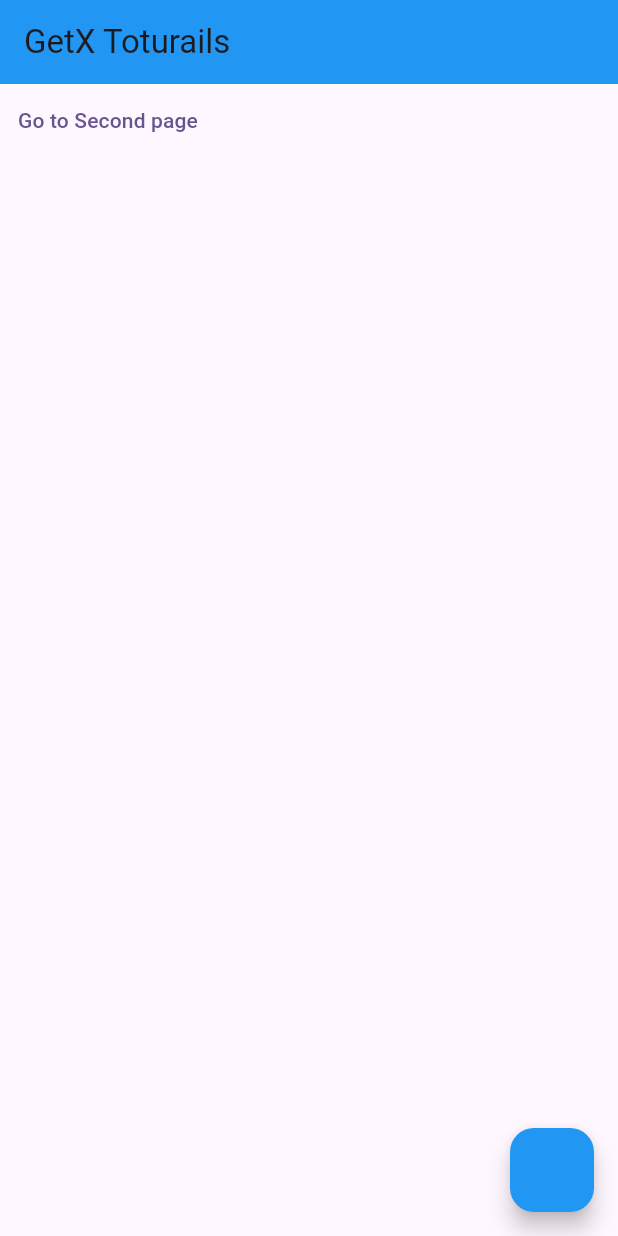
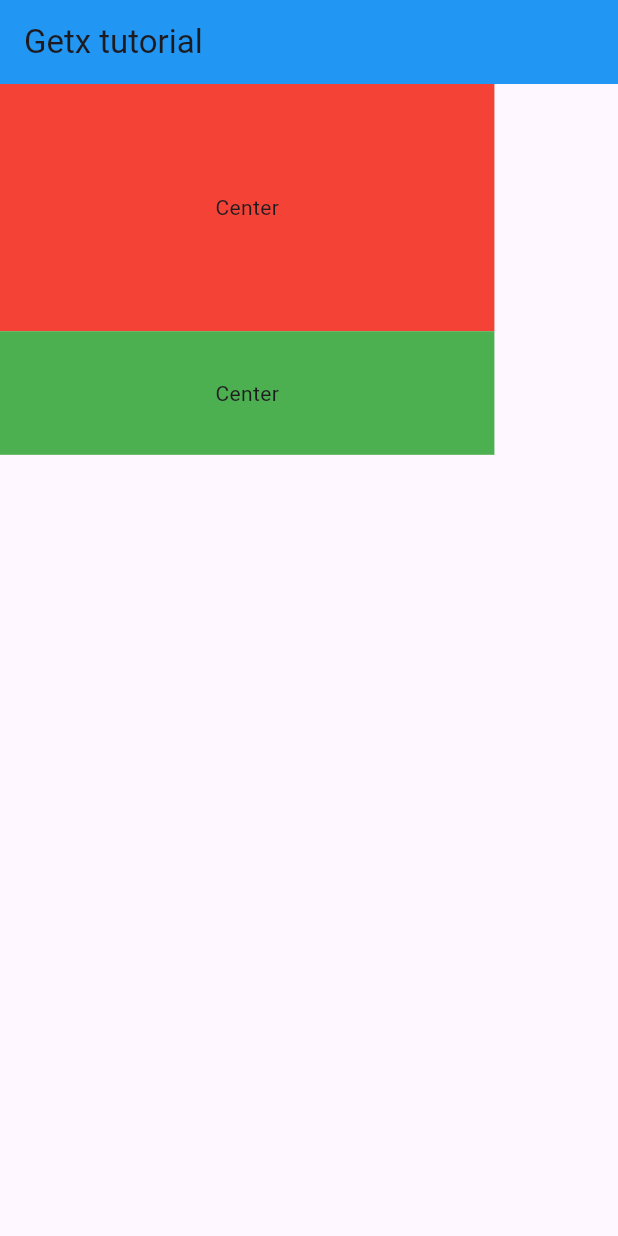
Before and after one commit to pallavipradhan5578/getx_features_aaplication, a Flutter app: the screen it shows after launch, on a phone screen of 412 x 824 dp. Run offline on Flutter 3.47's test engine with Material 3 defaults, Android fonts, the phone set to English and light mode, and no system bars; our stand-ins replace get.

Commit message:
height & width via getx.dart

```diff
--- a/lib/getxstate.dart
+++ b/lib/getxstate.dart
@@ -20,7 +20,8 @@ class _HomePageState extends State<HomePage> {
       ),
       body: Column(
         children: [TextButton(onPressed: (){
-          Get.to(Second_page());
+          //Get.to(Second_One());
+          Get.to(Second_One(name:'Asif taj'));
         }, child: Text("Go to Second page")),],
       ),
       floatingActionButton: FloatingActionButton(backgroundColor: Colors.blue,onPressed: () {
--- /dev/null
+++ b/lib/home_Screen.dart
@@ -0,0 +1,35 @@
+import 'package:flutter/material.dart';
+import 'package:get/get.dart';
+
+class HomeScreen extends StatelessWidget {
+  const HomeScreen({super.key});
+
+  @override
+  Widget build(BuildContext context) {
+    final height=MediaQuery.of(context).size.height*1;
+    return Scaffold(
+        appBar: AppBar(
+          backgroundColor: Colors.blue,
+          title: Text("Getx tutorial"),
+        ),
+        body: Column(
+          children: [
+            Container(
+             // height: MediaQuery.of(context).size.height * .7,
+              height: Get.height*.2,width:Get.width*.8 ,
+              color: Colors.red,
+              child: Center(
+                child: Text('Center'),
+              ),
+            ),Container(
+              // height: MediaQuery.of(context).size.height * .7,
+              height: height*.1,width:Get.width*.8 ,
+              color: Colors.green,
+              child: Center(
+                child: Text('Center'),
+              ),
+            ),
+          ],
+        ));
+  }
+}
--- /dev/null
+++ b/lib/languages.dart
@@ -0,0 +1,19 @@
+
+import 'package:get/get_navigation/src/root/internacionalization.dart';
+
+class Languages extends Translations{
+  @override
+  Map<String,Map<String,String>>get keys=>{
+    'en_US':{
+      'message':'What is your name',
+      'name':'Pallavi Kumari'
+    },'ur_PK':{
+      'message':'آپ کا نام کیا ہے ؟',
+      'name':'پلوی کماری'
+    },'hi_IN': {
+    'message': 'आपका नाम क्या है?',
+    'name': 'पल्लवी कुमारी',
+  },
+
+  };
+}
--- a/lib/light&dark_theme.dart
+++ b/lib/light&dark_theme.dart
@@ -2,15 +2,21 @@ import 'package:flutter/material.dart';
 import 'package:get/get.dart';
 import 'package:statemanagementgetx/navigation.dart';
 
-class Second_page extends StatelessWidget {
-  const Second_page({super.key});
+class Second_One extends StatefulWidget {
+final String name;
+  const Second_One({Key? key,required this.name}):super(key: key);
 
+  @override
+  State<Second_One> createState() => _Second_OneState();
+}
+
+class _Second_OneState extends State<Second_One> {
   @override
   Widget build(BuildContext context) {
     return Scaffold(
       appBar: AppBar(
         backgroundColor: Colors.blue,
-        title: Text("GetX Toturails"),
+        title: Text("Second One"+widget.name),
       ),
       body: Column(
         children: [
@@ -72,9 +78,9 @@ class Second_page extends StatelessWidget {
                           Get.changeTheme(ThemeData.dark());
                         },
                       ),TextButton(
-                          onPressed: () {Get.to(Third_Page());
-                           // Navigator.push(context,
-                              //  MaterialPageRoute(builder: (context)=>Second_Page()));
+                          onPressed: () {Get.to(Second_Two());
+                            // Navigator.push(context,
+                            //  MaterialPageRoute(builder: (context)=>Second_Page()));
 
                           }, child: Center(child: Text("Go to next page"))),
                     ],
--- a/lib/main.dart
+++ b/lib/main.dart
@@ -1,7 +1,11 @@
 import 'package:flutter/material.dart';
 import 'package:get/get.dart';
+import 'package:statemanagementgetx/HomeScreenforlanguage.dart';
 import 'package:statemanagementgetx/getxstate.dart';
+import 'package:statemanagementgetx/home_Screen.dart';
+import 'package:statemanagementgetx/languages.dart';
 import 'package:statemanagementgetx/light&dark_theme.dart';
+import 'package:statemanagementgetx/navigation.dart';
 
 void main() {
   runApp(const MyApp());
@@ -15,12 +19,19 @@ class MyApp extends StatelessWidget {
   Widget build(BuildContext context) {
     return GetMaterialApp(
       title: 'Flutter Demo',
+      //locale:Locale('en','us') ,
+
+      translations: Languages(),locale: Locale('en','US') ,
+      fallbackLocale:Locale('en','US') ,
       theme: ThemeData(
 
         colorScheme: ColorScheme.fromSeed(seedColor: Colors.deepPurple),
         useMaterial3: true,
       ),
-      home: HomePage(),debugShowCheckedModeBanner: false,
+      home:HomeScreen  (),debugShowCheckedModeBanner: false,getPages: [
+        GetPage(name: '/', page: ()=>HomePage()),
+      GetPage(name: '/', page: ()=> Second_One(name: 'Pallavi',)), GetPage(name: '/', page: ()=>Second_Two()),
+    ],
     );
   }
 }
--- a/lib/navigation.dart
+++ b/lib/navigation.dart
@@ -1,6 +1,6 @@
 import 'package:flutter/material.dart';import 'package:get/get.dart';
-class Third_Page extends StatelessWidget {
-  const Third_Page({super.key});
+class Second_Two extends StatelessWidget {
+  const Second_Two({super.key});
 
   @override
   Widget build(BuildContext context) {
```
Also changed, not shown: lib/HomeScreenforlanguage.dart (added, +47 -0 lines).
